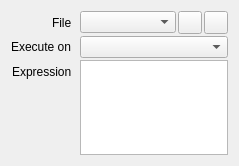
The window that src/session/ScriptProperties.ui (houmain/gpupad) describes before a commit, drawn with Qt 5.
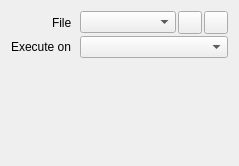
The same window after the commit. Icons and pictures are not drawn. Custom widgets are drawn as their Qt base class.

Commit message: Script expression removed

Patch:
```diff
--- a/src/session/ScriptProperties.ui
+++ b/src/session/ScriptProperties.ui
@@ -109,16 +109,6 @@
      <item row="1" column="1">
       <widget class="DataComboBox" name="executeOn"/>
      </item>
-     <item row="2" column="0">
-      <widget class="QLabel" name="labelExpression">
-       <property name="text">
-        <string>Expression</string>
-       </property>
-      </widget>
-     </item>
-     <item row="2" column="1">
-      <widget class="ExpressionEditor" name="expression"/>
-     </item>
     </layout>
    </item>
   </layout>
@@ -134,11 +124,6 @@
    <extends>QComboBox</extends>
    <header>session/DataComboBox.h</header>
   </customwidget>
-  <customwidget>
-   <class>ExpressionEditor</class>
-   <extends>QPlainTextEdit</extends>
-   <header>session/ExpressionEditor.h</header>
-  </customwidget>
  </customwidgets>
  <resources>
   <include location="../resources.qrc"/>
```
The commit also changes 7 other files.
